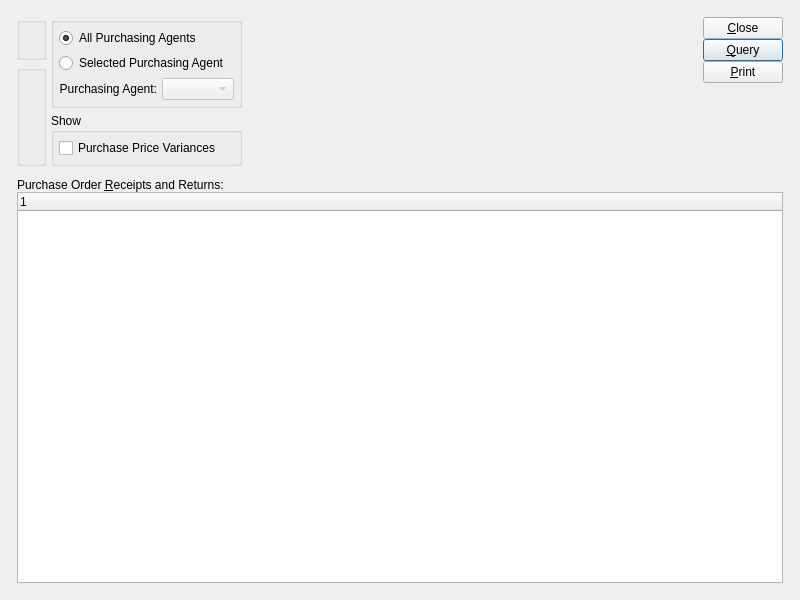
The window that guiclient/dspPoItemReceivingsByDate.ui (Pegasus-RPG/xtuple-client) describes before a commit, drawn with Qt 5.
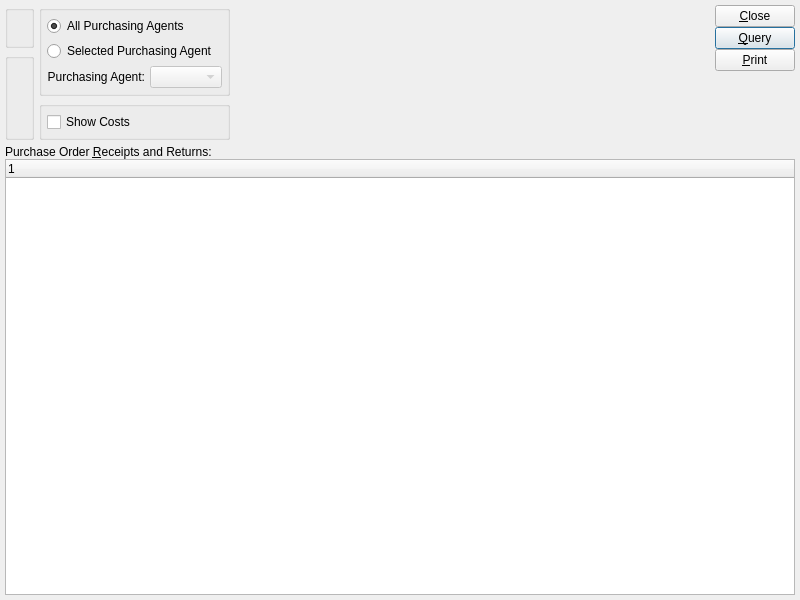
The same window after the commit. Custom widgets are drawn as their Qt base class.

Commit message: issue #11186:  Change column name for Recv. Cost to Invcd. Cost (Invoiced) to more accurately describe what it really is.  Change "Show price variances" box to say "Show Costs" to more accurately reflect what really gets shown when you check the box.  Other misc. ui tweaks.

Diff of the .ui file:
```diff
--- a/guiclient/dspPoItemReceivingsByDate.ui
+++ b/guiclient/dspPoItemReceivingsByDate.ui
@@ -19,17 +19,9 @@
   <property name="windowTitle" >
    <string>Receipts and Returns by Date</string>
   </property>
-  <layout class="QGridLayout" name="gridLayout_7" >
-   <item row="0" column="0" >
-    <layout class="QGridLayout" name="gridLayout_6" >
-     <property name="margin" >
-      <number>12</number>
-     </property>
-     <property name="spacing" >
-      <number>12</number>
-     </property>
-     <item row="0" column="0" >
-      <layout class="QHBoxLayout" name="horizontalLayout" >
+  <layout class="QGridLayout" name="gridLayout_6">
+   <item row="0" column="0">
+    <layout class="QHBoxLayout" name="horizontalLayout">
        <item>
         <layout class="QGridLayout" name="gridLayout_5" >
          <item row="0" column="0" >
@@ -113,16 +105,16 @@
            </property>
           </widget>
          </item>
-         <item row="2" column="1" >
-          <widget class="QGroupBox" name="_showGroup" >
-           <property name="title" >
-            <string>Show</string>
-           </property>
-           <layout class="QGridLayout" name="gridLayout_4" >
-            <item row="0" column="0" >
-             <widget class="XCheckBox" name="_showVariances" >
-              <property name="text" >
-               <string>Purchase Price Variances</string>
+       <item row="2" column="1">
+        <widget class="QGroupBox" name="_showGroup">
+         <property name="title">
+          <string/>
+         </property>
+         <layout class="QGridLayout" name="gridLayout_4">
+          <item row="0" column="0">
+           <widget class="XCheckBox" name="_showVariances">
+            <property name="text">
+             <string>Show Costs</string>
               </property>
              </widget>
             </item>
@@ -257,10 +249,8 @@
       </widget>
      </item>
     </layout>
-   </item>
-  </layout>
  </widget>
- <layoutdefault spacing="5" margin="5" />
+ <layoutdefault spacing="5" margin="5"/>
  <pixmapfunction>qPixmapFromMimeSource</pixmapfunction>
  <customwidgets>
   <customwidget>
```
Left out of the diff: 153 changed lines with no effect on the pictures. Lines whose indentation alone changed are shown as unchanged. The commit also changes 5 other files.
